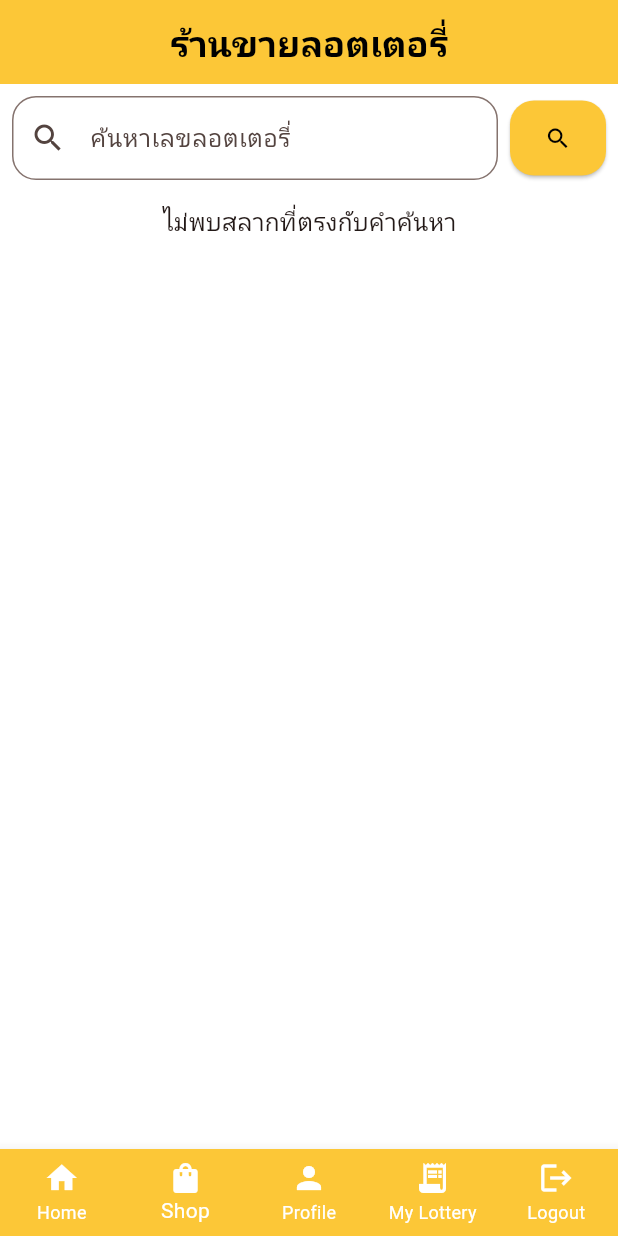
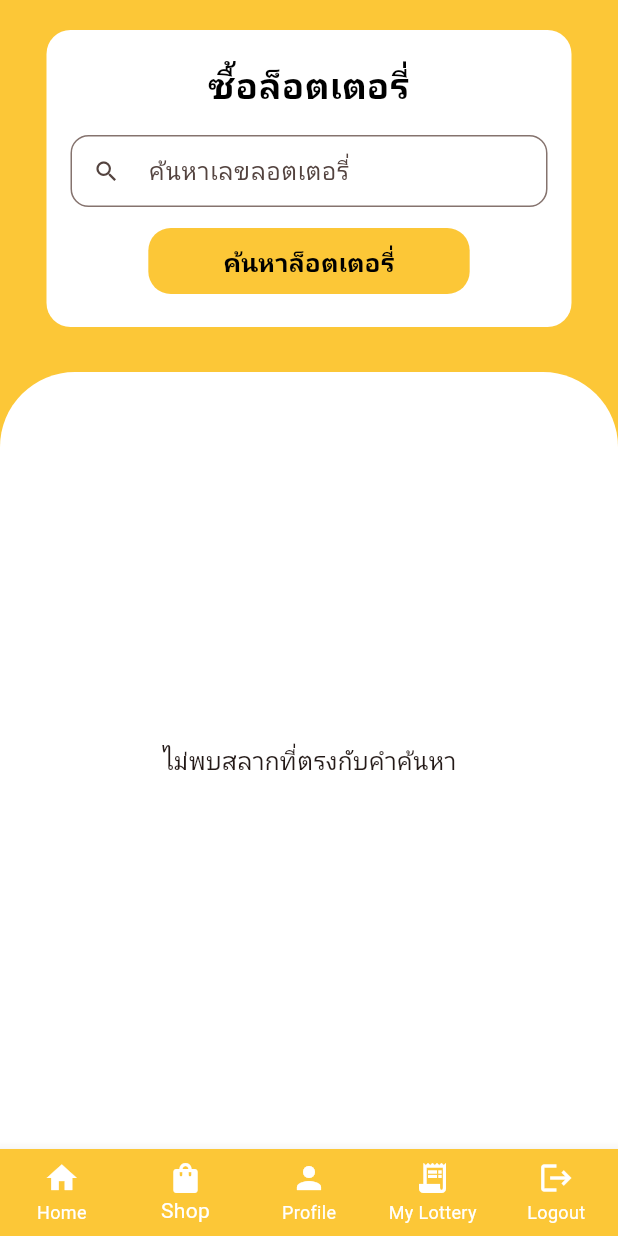
Before and after one commit to Knnhub/lotto, a Flutter app: the LotteryScreen screen opened directly with empty values, item 2 of the bottom bar chosen, on a phone screen of 412 x 824 dp. Run offline on Flutter 3.47's test engine with Material 3 defaults, Android fonts, the phone set to English and light mode, and no system bars; our stand-ins replace google_fonts; network calls fail; Roboto replaces fonts that are missing (Kanit).

Commit message:
Updated login, lottery and shop pages

```diff
--- a/lib/pages/login.dart
+++ b/lib/pages/login.dart
@@ -285,12 +285,12 @@ class _LoginPageState extends State<LoginPage> {
         if (!mounted) return;
 
         if (role == 'ADMIN') {
-          Navigator.pushReplacement(
+          Navigator.push(
             context,
             MaterialPageRoute(builder: (_) => const AdminRanNum()),
           );
         } else {
-          Navigator.pushReplacement(
+          Navigator.push(
             context,
             MaterialPageRoute(builder: (_) => LotteryScreen(uid: user['uid'])),
           );
--- a/lib/pages/lotteryScreen.dart
+++ b/lib/pages/lotteryScreen.dart
@@ -20,7 +20,7 @@ class _LotteryScreenState extends State<LotteryScreen> {
   Widget build(BuildContext context) {
     final List<Widget> _pages = [
       const LotteryScreenContent(), // index 0
-      const Shop(), // index 1
+      Shop(uid: widget.uid),
       Profile(uid: widget.uid), // index 2
       const Busget(), // index 3
     ];
--- a/lib/pages/shop.dart
+++ b/lib/pages/shop.dart
@@ -2,14 +2,15 @@ import 'package:flutter/material.dart';
 import 'package:flutter_application_1/config/config.dart';
 import 'package:flutter_application_1/model/respone/user_get_lotter.dart';
 import 'package:google_fonts/google_fonts.dart';
-
 import 'dart:convert';
 import 'package:http/http.dart' as http;
 import 'lottery.dart';
+import 'package:flutter/services.dart';
 
 // หน้าหลักสำหรับการค้นหาสลาก
 class Shop extends StatefulWidget {
-  const Shop({super.key});
+  final int uid;
+  const Shop({super.key, required this.uid});
 
   @override
   State<Shop> createState() => _LotteryPageState();
@@ -18,10 +19,10 @@ class Shop extends StatefulWidget {
 class _LotteryPageState extends State<Shop> {
   String u2 = '';
   final TextEditingController _searchController = TextEditingController();
+  final Set<int> _purchasedNumbers = {};
 
   List<UserGetLotteryRespones> _lotteries = [];
   List<UserGetLotteryRespones> _searchResults = [];
-  final Set<int> _purchasedNumbers = {}; // ใช้เก็บเลขที่ซื้อแล้ว
 
   @override
   void initState() {
@@ -30,113 +31,129 @@ class _LotteryPageState extends State<Shop> {
       setState(() {
         u2 = config['apiEndpoint'];
       });
-      _fetchLotteries(); // เรียกหลังจากได้ค่า apiEndpoint แล้ว
+      _fetchLotteries();
     });
   }
 
   Future<void> _fetchLotteries() async {
     final url = Uri.parse('$u2/lottery');
-
     try {
       final res = await http.get(url);
-
-      print("📡 Response status: ${res.statusCode}");
-      print("📡 Response body: ${res.body}");
-
       if (res.statusCode == 200) {
         final List data = json.decode(res.body);
-        print("✅ Decoded data length: ${data.length}");
-        print("✅ First item: ${data.isNotEmpty ? data[0] : "No data"}");
-
         final list = data
             .map((e) => UserGetLotteryRespones.fromJson(e))
             .toList();
-
         setState(() {
           _lotteries = List<UserGetLotteryRespones>.from(list);
           _searchResults = _lotteries;
         });
-
-        print("🎯 _lotteries length: ${_lotteries.length}");
       } else {
         ScaffoldMessenger.of(context).showSnackBar(
           SnackBar(content: Text("โหลดข้อมูลไม่สำเร็จ (${res.statusCode})")),
         );
       }
     } catch (e) {
-      print("❌ Error fetching lotteries: $e");
+      debugPrint("❌ Error fetching lotteries: $e");
     }
   }
 
   void _searchLottery() {
-    final query = _searchController.text.trim();
+    final raw = _searchController.text.trim();
     setState(() {
-      if (query.isEmpty) {
+      if (raw.isEmpty) {
         _searchResults = _lotteries;
       } else {
         _searchResults = _lotteries
-            .where((lot) => lot.number.toString().contains(query))
+            .where((lot) => lot.number.toString().contains(raw))
             .toList();
       }
     });
   }
 
-  // =================ยืนยันการซื้อ=================
-
   void _confirmBuy(UserGetLotteryRespones lot) async {
     final ok = await showDialog<bool>(
       context: context,
+      barrierDismissible: false,
       builder: (_) => AlertDialog(
-        title: const Text("ยืนยันการซื้อ"),
+        shape: RoundedRectangleBorder(borderRadius: BorderRadius.circular(16)),
+        title: Text(
+          "ยืนยันการซื้อ",
+          style: GoogleFonts.kanit(fontWeight: FontWeight.bold),
+        ),
         content: Text(
           "คุณต้องการซื้อลอตเตอรี่เลข ${lot.number} ราคา ${lot.price} บาท ใช่หรือไม่?",
+          style: GoogleFonts.kanit(),
         ),
         actions: [
           TextButton(
             onPressed: () => Navigator.pop(context, false),
-            child: const Text("ยกเลิก"),
+            child: Text("ยกเลิก", style: GoogleFonts.kanit()),
           ),
-          ElevatedButton(
+          FilledButton(
             onPressed: () => Navigator.pop(context, true),
-            child: const Text("ยืนยัน"),
+            style: FilledButton.styleFrom(
+              backgroundColor: const Color(0xFFFCC737),
+              shape: RoundedRectangleBorder(
+                borderRadius: BorderRadius.circular(10),
+              ),
+            ),
+            child: Text(
+              "ยืนยัน",
+              style: GoogleFonts.kanit(color: Colors.black),
+            ),
           ),
         ],
       ),
     );
 
-    if (ok == true) {
+    if (ok != true) {
+      debugPrint("🚫 User cancelled buy dialog");
+      return;
+    }
+
     try {
-        // 🔹 สมมติว่าคุณเก็บ userId ไว้ใน session หรือ global state
-        final int userId = 1;
+      final int userId = widget.uid;
+      final uri = Uri.parse('$u2/user?uid=$userId');
 
-        // เรียก API เช็กยอดเงินผู้ใช้ก่อน
-        final balanceRes = await http.get(
-          Uri.parse('$u2/user/$userId/balance'),
-        );
+      final balanceRes = await http.get(uri);
+      debugPrint("📡 GET $uri => ${balanceRes.statusCode}");
+
+      if (balanceRes.statusCode == 404) {
+        debugPrint("❌ User not found: uid=$userId");
+        ScaffoldMessenger.of(
+          context,
+        ).showSnackBar(const SnackBar(content: Text("❌ ไม่พบผู้ใช้")));
+        return;
+      }
+
       if (balanceRes.statusCode != 200) {
+        debugPrint("❌ Failed to load balance: ${balanceRes.body}");
         ScaffoldMessenger.of(
           context,
         ).showSnackBar(const SnackBar(content: Text("โหลดยอดเงินไม่สำเร็จ")));
         return;
       }
-        final balance = json.decode(balanceRes.body)['balance'] as int;
+
+      final data = json.decode(balanceRes.body);
+      final balance = data['wallet'] as int;
+      debugPrint("💰 Current balance: $balance");
 
       if (balance < lot.price) {
+        debugPrint("❌ Balance not enough: need ${lot.price}, have $balance");
         ScaffoldMessenger.of(
           context,
         ).showSnackBar(const SnackBar(content: Text("❌ เงินไม่พอในการซื้อ")));
         return;
       }
 
-        // 🔹 เรียก API ซื้อ
+      final payload = {"userId": userId, "lotteryId": lot.lid};
+      debugPrint("📡 Request buy: $u2/buy with $payload");
+
       final buyRes = await http.post(
         Uri.parse('$u2/buy'),
         headers: {"Content-Type": "application/json"},
-          body: json.encode({
-            "userId": userId,
-            "lotteryId": lot.lid,
-            "price": lot.price,
-          }),
+        body: json.encode(payload),
       );
 
       if (buyRes.statusCode == 200) {
@@ -145,11 +162,9 @@ class _LotteryPageState extends State<Shop> {
         });
         ScaffoldMessenger.of(context).showSnackBar(
           SnackBar(
-              content: Text("🎉 คุณซื้อเลข ${lot.number} เรียบร้อยแล้ว"),
+            content: Text("🎉 คุณซื้อเลข ${lot.number} เรียบร้อยแล้วจ้า"),
           ),
         );
-
-          // refresh list หลังซื้อ (จะได้เห็นว่ามี "ขายแล้ว")
         _fetchLotteries();
       } else {
         ScaffoldMessenger.of(context).showSnackBar(
@@ -157,11 +172,10 @@ class _LotteryPageState extends State<Shop> {
         );
       }
     } catch (e) {
-        print("❌ Error buying lottery: $e");
-        ScaffoldMessenger.of(context).showSnackBar(
-          const SnackBar(content: Text("เกิดข้อผิดพลาดในการซื้อ")),
-        );
-      }
+      debugPrint("❌ Exception while buying: $e");
+      ScaffoldMessenger.of(
+        context,
+      ).showSnackBar(const SnackBar(content: Text("เกิดข้อผิดพลาดในการซื้อ")));
     }
   }
 
@@ -247,56 +261,95 @@ class _LotteryPageState extends State<Shop> {
   @override
   Widget build(BuildContext context) {
     return Scaffold(
-      backgroundColor: Colors.white,
-      appBar: AppBar(
       backgroundColor: const Color(0xFFFCC737),
-        automaticallyImplyLeading: false,
-        title: Text(
-          "ร้านขายลอตเตอรี่",
+      body: SafeArea(
+        child: Column(
+          crossAxisAlignment: CrossAxisAlignment.stretch,
+          children: [
+            Padding(
+              padding: const EdgeInsets.only(top: 20, left: 16, right: 16),
+              child: Center(
+                child: Container(
+                  width: 350,
+                  padding: const EdgeInsets.symmetric(horizontal: 16),
+                  decoration: BoxDecoration(
+                    color: Colors.white,
+                    borderRadius: BorderRadius.circular(16),
+                  ),
+                  child: Column(
+                    mainAxisSize: MainAxisSize.min,
+                    children: [
+                      const SizedBox(height: 20),
+                      Text(
+                        "ซื้อล็อตเตอรี่",
                         style: GoogleFonts.kanit(
                           fontSize: 24,
                           color: Colors.black,
                           fontWeight: FontWeight.bold,
                         ),
                       ),
-        centerTitle: true,
-        elevation: 0,
-      ),
-      body: SingleChildScrollView(
-        padding: const EdgeInsets.all(8.0),
-        child: Column(
-          children: [
-            Row(
-              children: [
-                Expanded(
-                  child: TextField(
+                      const SizedBox(height: 16),
+                      TextField(
                         controller: _searchController,
                         decoration: InputDecoration(
                           hintText: "ค้นหาเลขลอตเตอรี่",
+                          hintStyle: GoogleFonts.kanit(),
                           border: OutlineInputBorder(
-                        borderRadius: BorderRadius.circular(16),
+                            borderRadius: BorderRadius.circular(12),
                           ),
                           prefixIcon: const Icon(Icons.search),
+                          isDense: true,
+                          contentPadding: const EdgeInsets.symmetric(
+                            horizontal: 12,
+                            vertical: 10,
+                          ),
                         ),
                         onChanged: (_) => _searchLottery(),
                       ),
+                      const SizedBox(height: 12),
+                      FilledButton(
+                        onPressed: _searchLottery,
+                        style: FilledButton.styleFrom(
+                          backgroundColor: const Color(0xFFFCC737),
+                          shape: RoundedRectangleBorder(
+                            borderRadius: BorderRadius.circular(15),
                           ),
-                const SizedBox(width: 8),
-                ElevatedButton(
-                  onPressed: _searchLottery,
-                  style: ElevatedButton.styleFrom(
-                    backgroundColor: const Color(0xFFFCC737),
-                    padding: const EdgeInsets.all(16),
-                    shape: RoundedRectangleBorder(
-                      borderRadius: BorderRadius.circular(16),
+                          padding: const EdgeInsets.symmetric(
+                            horizontal: 50,
+                            vertical: 10,
                           ),
                         ),
-                  child: const Icon(Icons.search, color: Colors.black),
+                        child: Text(
+                          "ค้นหาล็อตเตอรี่",
+                          style: GoogleFonts.kanit(
+                            fontSize: 17,
+                            color: Colors.black,
+                            fontWeight: FontWeight.bold,
                           ),
+                        ),
+                      ),
+                      const SizedBox(height: 20),
                     ],
                   ),
-            const SizedBox(height: 16),
-            _searchResults.isEmpty
+                ),
+              ),
+            ),
+            const SizedBox(height: 30),
+            Expanded(
+              child: Container(
+                decoration: const BoxDecoration(
+                  color: Colors.white,
+                  borderRadius: BorderRadius.only(
+                    topLeft: Radius.circular(50),
+                    topRight: Radius.circular(50),
+                  ),
+                ),
+                child: Padding(
+                  padding: const EdgeInsets.symmetric(
+                    horizontal: 16.0,
+                    vertical: 16,
+                  ),
+                  child: _searchResults.isEmpty
                       ? Center(
                           child: Text(
                             'ไม่พบสลากที่ตรงกับคำค้นหา',
@@ -304,13 +357,14 @@ class _LotteryPageState extends State<Shop> {
                           ),
                         )
                       : ListView.builder(
-                    shrinkWrap: true,
-                    physics: const NeverScrollableScrollPhysics(),
                           itemCount: _searchResults.length,
                           itemBuilder: (context, index) {
                             final lot = _searchResults[index];
                             return _buildLotteryCard(lot);
                           },
+                        ),
+                ),
+              ),
             ),
           ],
         ),
```
Lines whose indentation alone changed are shown as unchanged.
